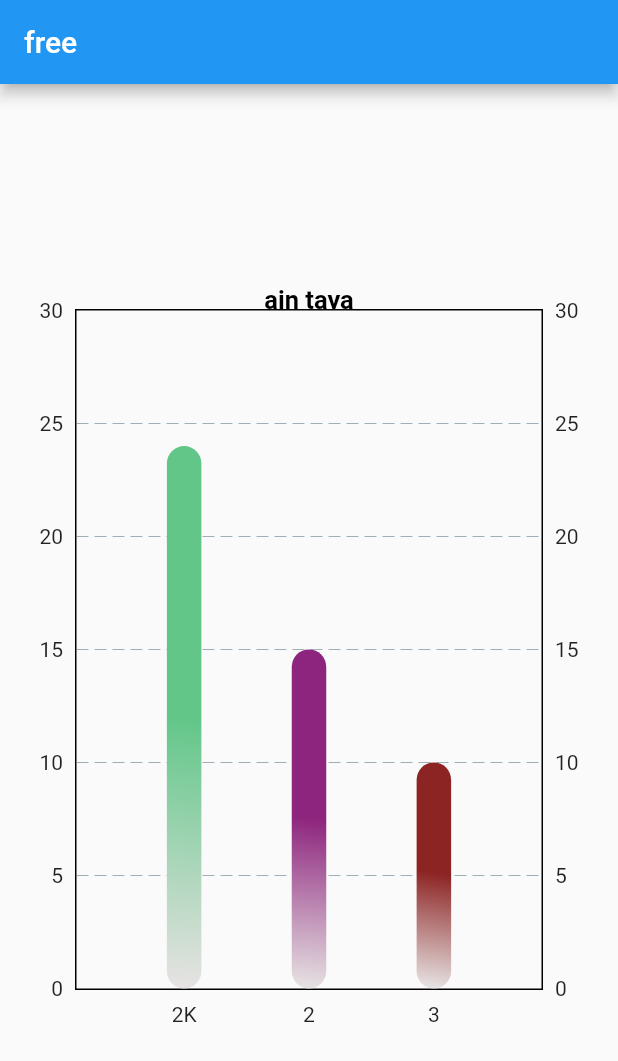
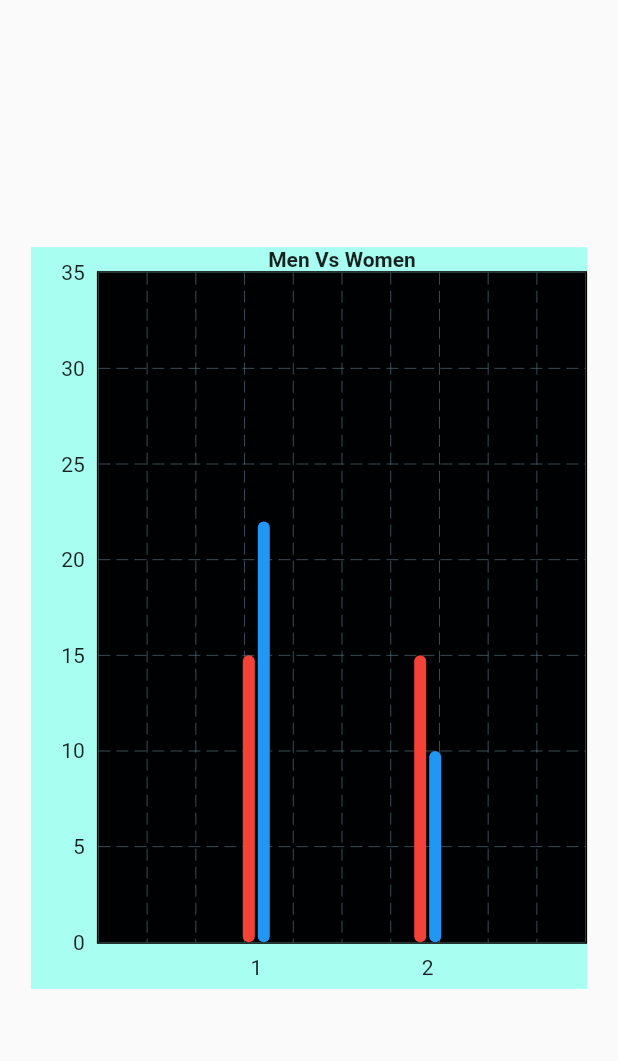
Before and after one commit to developython14/rightedu_mobile_version, a Flutter app: the screen it shows after launch, on a phone screen of 412 x 824 dp. Shown: the top 1061 px of the screen. Run offline on Flutter 3.47's test engine with Material 2 defaults, Android fonts, the light colour scheme and no system bars; drawn by our look-alikes of fl_chart; our stand-ins replace convex_bottom_bar, email_validator, file_picker, flutter_pw_validator, flutter_signin_button, flutter_spinkit and 5 more; missing offline and left inert: awesome_card, dart:ffi.

Commit message:
add some statistics componants

```diff
--- a/lib/profile/navigation_pages/free.dart
+++ b/lib/profile/navigation_pages/free.dart
@@ -38,173 +38,54 @@ class _freeState extends State<free> {
   }
 }
 
-class game extends StatefulWidget {
-  const game({Key? key}) : super(key: key);
-
+class resume extends StatefulWidget {
   @override
-  State<game> createState() => _gameState();
+  State<resume> createState() => _resumeState();
 }
 
-class _gameState extends State<game> {
+class _resumeState extends State<resume> {
+  Color men = Colors.red;
+  Color women = Colors.blue;
+  Color back = Color.fromARGB(255, 0, 1, 2);
   @override
   Widget build(BuildContext context) {
     return Scaffold(
-      body: Center(
-        child: Container(
-          width: 200,
-          height: 200,
-          child: PieChart(
-            PieChartData(
-                centerSpaceRadius: 100,
-                sectionsSpace: 2,
-                borderData: FlBorderData(),
-                pieTouchData: PieTouchData(
-                  touchCallback: (FlTouchEvent, PieTouchResponse) {},
-                ),
-                centerSpaceColor: Color.fromARGB(255, 234, 252, 241),
-                sections: [
-                  PieChartSectionData(
-                      value: 33,
-                      color: Colors.cyan,
-                      showTitle: true,
-                      title: 'hackalgeria',
-                      titleStyle: TextStyle(color: Colors.white)),
-                  PieChartSectionData(
-                      value: 100,
-                      color: Color.fromARGB(255, 151, 17, 17),
-                      showTitle: true,
-                      title: 'free',
-                      titleStyle: TextStyle(color: Colors.white)),
-                  PieChartSectionData(
-                      value: 25,
-                      showTitle: true,
-                      title: 'algeria',
-                      color: Color.fromARGB(255, 212, 117, 0),
-                      badgeWidget: Text('free'),
-                      titleStyle: TextStyle(color: Colors.white)),
-                  PieChartSectionData(
-                      value: 25,
-                      showTitle: true,
-                      title: 'algeria',
-                      color: Colors.yellow,
-                      titleStyle: TextStyle(color: Colors.white)),
-                  PieChartSectionData(
-                      value: 67,
-                      showTitle: true,
-                      title: 'egypt',
-                      color: Color.fromARGB(255, 249, 54, 0),
-                      titleStyle: TextStyle(color: Colors.white)),
-                  PieChartSectionData(
-                      value: 67,
-                      showTitle: true,
-                      title: 'egypt',
-                      color: Color.fromARGB(255, 0, 113, 0),
-                      titleStyle: TextStyle(color: Colors.white)),
-                  PieChartSectionData(
-                      value: 67,
-                      showTitle: true,
-                      title: 'ain taya',
-                      color: Color.fromARGB(255, 0, 113, 0),
-                      titleStyle: TextStyle(color: Colors.white)),
-                ]
-                // read about it in the PieChartData section
-                ),
-            swapAnimationDuration: Duration(milliseconds: 150), // Optional
-            swapAnimationCurve: Curves.linear, // Optional
+      body: SafeArea(
+        child: Center(
+          child: Container(
+            color: Color.fromARGB(255, 168, 255, 241),
+            width: MediaQuery.of(context).size.width * 0.9,
+            height: MediaQuery.of(context).size.height * 0.6,
+            child: BarChart(
+              BarChartData(
+                backgroundColor: back,
+                titlesData: FlTitlesData(
+                    rightTitles: AxisTitles(drawBehindEverything: true),
+                    topTitles: AxisTitles(
+                        axisNameWidget: Text(
+                      'Men Vs Women',
+                      style: TextStyle(fontWeight: FontWeight.bold),
+                    ))),
+                minY: 0,
+                maxY: 35,
+                barGroups: [
+                  BarChartGroupData(barsSpace: 2, x: 1, barRods: [
+                    BarChartRodData(toY: 15, color: men),
+                    BarChartRodData(toY: 22, color: women)
+                  ]),
+                  BarChartGroupData(barsSpace: 2, x: 2, barRods: [
+                    BarChartRodData(toY: 15, color: men),
+                    BarChartRodData(toY: 10, color: women)
+                  ])
+                ],
+                // read about it in the BarChartData section
+              ),
+              swapAnimationDuration: Duration(milliseconds: 150), // Optional
+              swapAnimationCurve: Curves.linear, // Optional
+            ),
           ),
         ),
       ),
     );
   }
 }
-
-class resume extends StatefulWidget {
-  const resume({Key? key}) : super(key: key);
-
-  @override
-  State<resume> createState() => _resumeState();
-}
-
-class _resumeState extends State<resume> {
-  @override
-  Widget build(BuildContext context) {
-    return Scaffold(
-      appBar: AppBar(
-        title: Text('free'),
-      ),
-      body: Center(
-          child: Container(
-              width: 400,
-              height: 500,
-              child: BarChart(
-                BarChartData(
-                    gridData: FlGridData(
-                      show: true,
-                      drawHorizontalLine: true,
-                      drawVerticalLine: false,
-                    ),
-                    maxY: 30,
-                    titlesData: FlTitlesData(
-                        topTitles: AxisTitles(
-                            axisNameWidget: Text(
-                      'ain taya',
-                      style: TextStyle(
-                          color: Color.fromARGB(255, 0, 0, 0),
-                          fontWeight: FontWeight.bold,
-                          fontSize: 17),
-                    ))),
-                    barGroups: [
-                      BarChartGroupData(
-                        barRods: [
-                          BarChartRodData(
-                            toY: 24,
-                            width: 23,
-                            gradient: LinearGradient(
-                                begin: Alignment.bottomCenter,
-                                colors: [
-                                  Color.fromARGB(255, 231, 227, 227),
-                                  Color.fromARGB(255, 97, 198, 136)
-                                ]),
-                          ),
-                        ],
-                        x: 1998,
-                      ),
-                      BarChartGroupData(
-                        barRods: [
-                          BarChartRodData(
-                            toY: 15,
-                            width: 23,
-                            gradient: LinearGradient(
-                                begin: Alignment.bottomCenter,
-                                colors: [
-                                  Color.fromARGB(255, 231, 227, 227),
-                                  Color.fromARGB(255, 141, 36, 125)
-                                ]),
-                          )
-                        ],
-                        x: 2,
-                      ),
-                      BarChartGroupData(
-                        barRods: [
-                          BarChartRodData(
-                            toY: 10,
-                            gradient: LinearGradient(
-                                begin: Alignment.bottomCenter,
-                                colors: [
-                                  Color.fromARGB(255, 231, 227, 227),
-                                  Color.fromARGB(255, 141, 36, 36)
-                                ]),
-                            width: 23,
-                          )
-                        ],
-                        x: 3,
-                      )
-                    ]
-                    // read about it in the BarChartData section
-                    ),
-                swapAnimationDuration: Duration(milliseconds: 150), // Optional
-                swapAnimationCurve: Curves.linear, // Optional
-              ))),
-    );
-  }
-}
```
